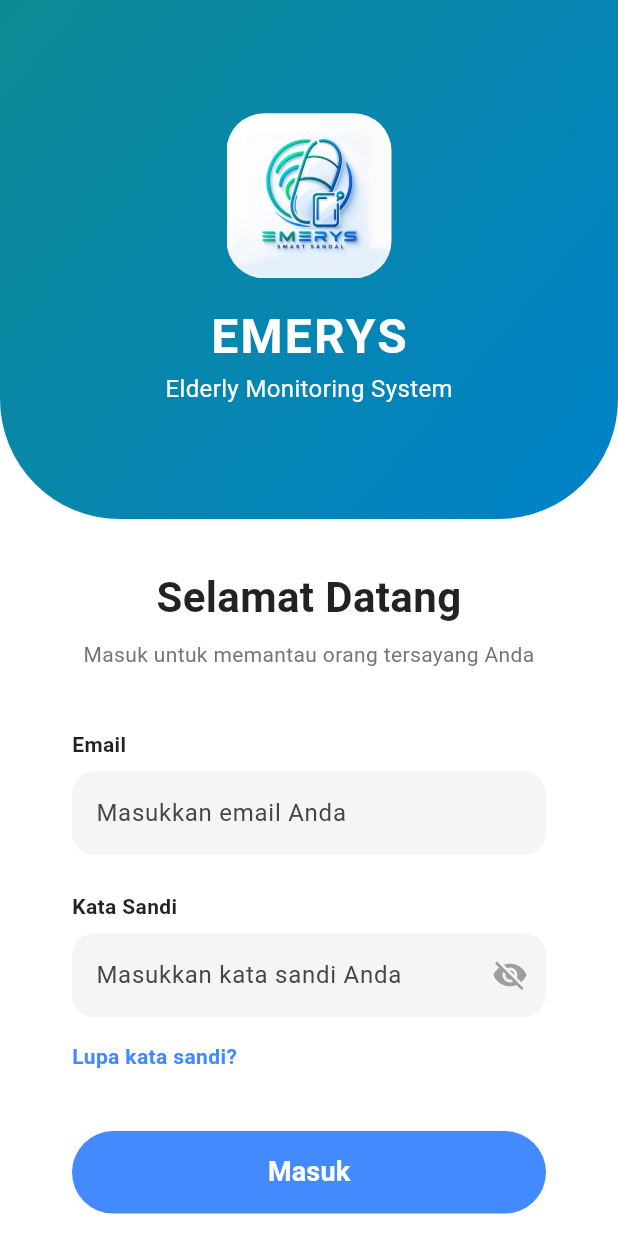
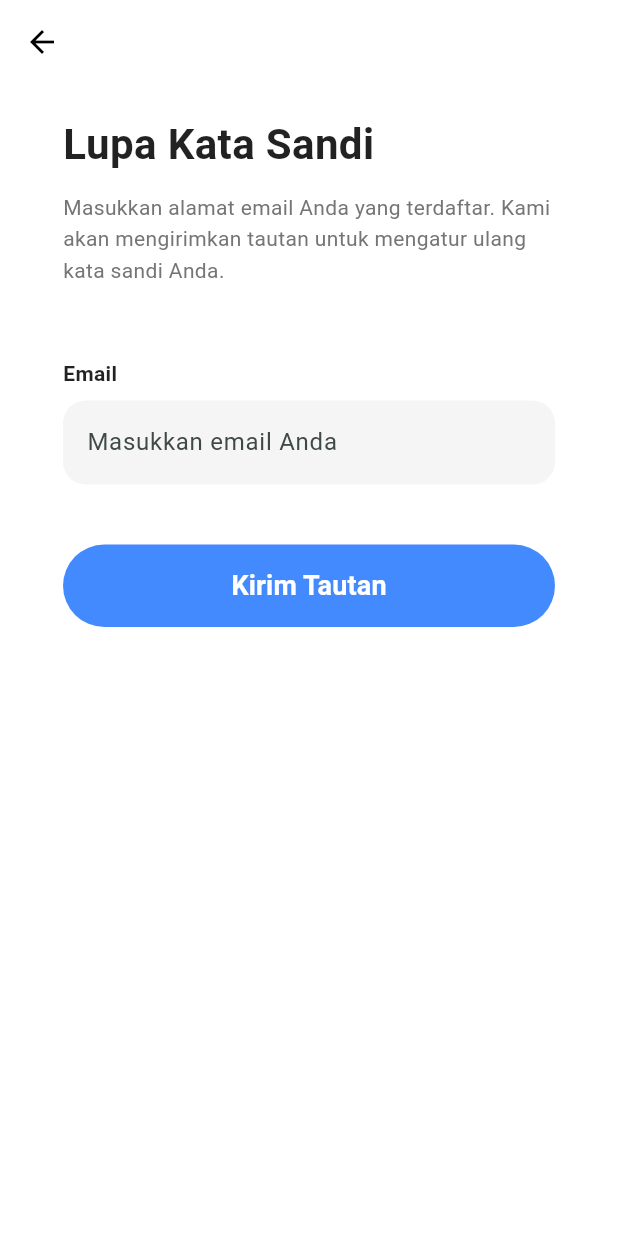
Before and after one commit to Aulirma/smart_sandal, a Flutter app: the screen it shows after launch, after a tap on "Lupa kata sandi?", on a phone screen of 412 x 824 dp. Run offline on Flutter 3.47's test engine with Material 3 defaults, Android fonts, the light colour scheme and no system bars.

Commit message:
update page lupa kata sandi

```diff
--- a/lib/pages/login_page.dart
+++ b/lib/pages/login_page.dart
@@ -1,5 +1,6 @@
 import 'package:flutter/material.dart';
 import 'bottom_navigation.dart';
+import 'lupa_sandi_page.dart';
 
 class LoginPage extends StatefulWidget {
   const LoginPage({super.key});
@@ -179,7 +180,10 @@ class _LoginPageState extends State<LoginPage> {
                       alignment: Alignment.centerLeft,
                       child: GestureDetector(
                         onTap: () {
-                          // Action for forgot password
+                          Navigator.push(
+                            context,
+                            MaterialPageRoute(builder: (context) => const LupaSandiPage()),
+                          );
                         },
                         child: const Text(
                           'Lupa kata sandi?',
--- /dev/null
+++ b/lib/pages/lupa_sandi_page.dart
@@ -0,0 +1,106 @@
+import 'package:flutter/material.dart';
+
+class LupaSandiPage extends StatefulWidget {
+  const LupaSandiPage({super.key});
+
+  @override
+  State<LupaSandiPage> createState() => _LupaSandiPageState();
+}
+
+class _LupaSandiPageState extends State<LupaSandiPage> {
+  final TextEditingController _emailController = TextEditingController();
+
+  @override
+  void dispose() {
+    _emailController.dispose();
+    super.dispose();
+  }
+
+  @override
+  Widget build(BuildContext context) {
+    return Scaffold(
+      backgroundColor: Colors.white,
+      appBar: AppBar(
+        backgroundColor: Colors.white,
+        elevation: 0,
+        leading: IconButton(
+          icon: const Icon(Icons.arrow_back, color: Colors.black),
+          onPressed: () => Navigator.of(context).pop(),
+        ),
+      ),
+      body: SingleChildScrollView(
+        child: Padding(
+          padding: const EdgeInsets.symmetric(horizontal: 42.0, vertical: 20.0),
+          child: Column(
+            crossAxisAlignment: CrossAxisAlignment.start,
+            children: [
+              const Text(
+                'Lupa Kata Sandi',
+                style: TextStyle(
+                  fontSize: 28,
+                  fontWeight: FontWeight.bold,
+                  color: Colors.black87,
+                ),
+              ),
+              const SizedBox(height: 12),
+              Text(
+                'Masukkan alamat email Anda yang terdaftar. Kami akan mengirimkan tautan untuk mengatur ulang kata sandi Anda.',
+                style: TextStyle(
+                  fontSize: 14,
+                  color: Colors.grey[600],
+                  height: 1.5,
+                ),
+              ),
+              const SizedBox(height: 48),
+
+              const Text(
+                'Email',
+                style: TextStyle(
+                  fontWeight: FontWeight.bold,
+                  color: Colors.black87,
+                ),
+              ),
+              const SizedBox(height: 8),
+              TextFormField(
+                controller: _emailController,
+                decoration: InputDecoration(
+                  hintText: 'Masukkan email Anda',
+                  filled: true,
+                  fillColor: Colors.grey[100],
+                  border: OutlineInputBorder(
+                    borderRadius: BorderRadius.circular(15),
+                    borderSide: BorderSide.none,
+                  ),
+                ),
+              ),
+              const SizedBox(height: 40),
+
+              SizedBox(
+                width: double.infinity,
+                height: 55,
+                child: ElevatedButton(
+                  onPressed: () {
+                    // Action to send link
+                  },
+                  style: ElevatedButton.styleFrom(
+                    backgroundColor: Colors.blueAccent,
+                    shape: const StadiumBorder(),
+                    elevation: 0,
+                  ),
+                  child: const Text(
+                    'Kirim Tautan',
+                    style: TextStyle(
+                      fontSize: 18,
+                      fontWeight: FontWeight.bold,
+                      color: Colors.white,
+                    ),
+                  ),
+                ),
+              ),
+            ],
+          ),
+        ),
+      ),
+    );
+  }
+}
--- a/lib/pages/pantau_page.dart
+++ b/lib/pages/pantau_page.dart
@@ -581,7 +581,6 @@ class TrackPainter extends CustomPainter {
       }
     }
 
-    // Add endpoint
     final endpointPaint = Paint()
       ..color = const Color(0xFF0D9488)
       ..style = PaintingStyle.fill;
```
